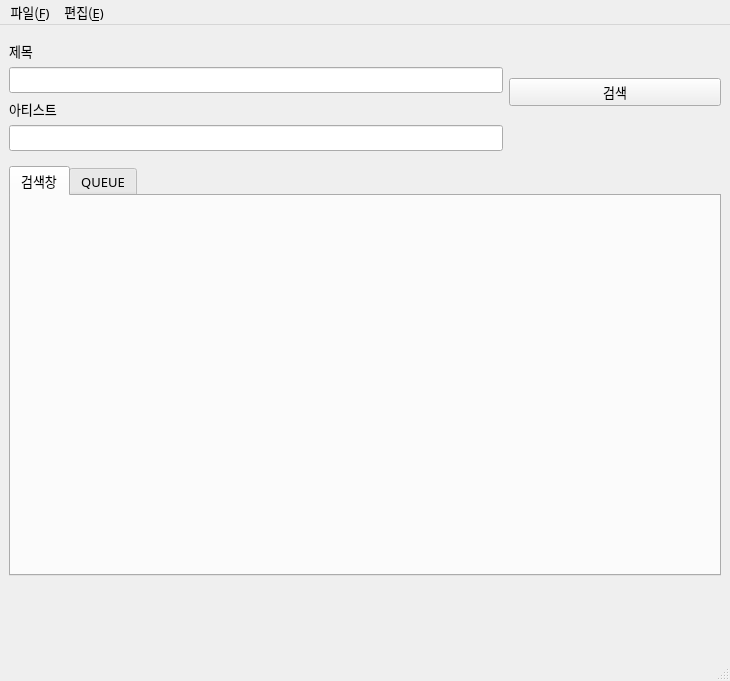
Rescura/cmbsoftware, file src/mainWindowUI.ui: the form before one commit.
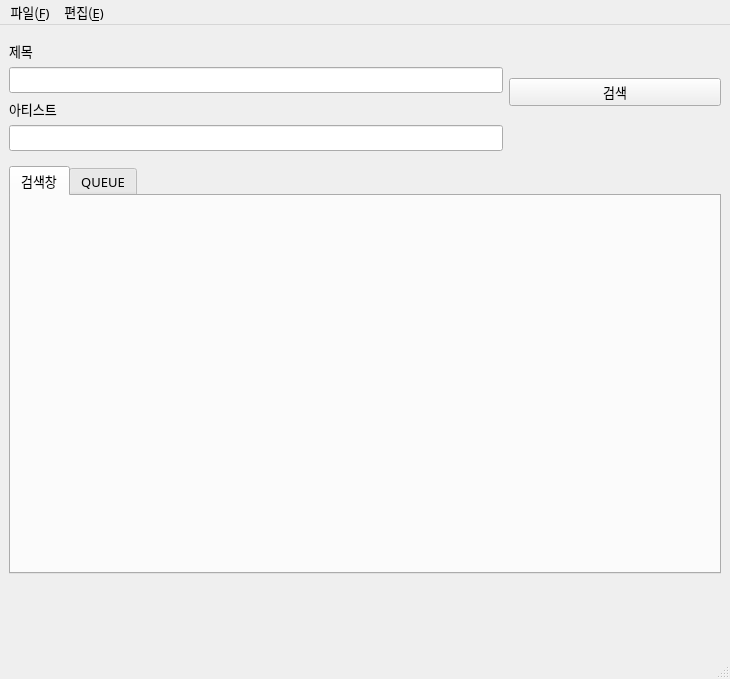
The form after the commit.

The edit to the form file:
```diff
--- a/src/mainWindowUI.ui
+++ b/src/mainWindowUI.ui
@@ -7,7 +7,7 @@
     <x>0</x>
     <y>0</y>
     <width>730</width>
-    <height>681</height>
+    <height>679</height>
    </rect>
   </property>
   <property name="font">
```
Left out of the diff: 60 changed lines with no effect on the pictures.
